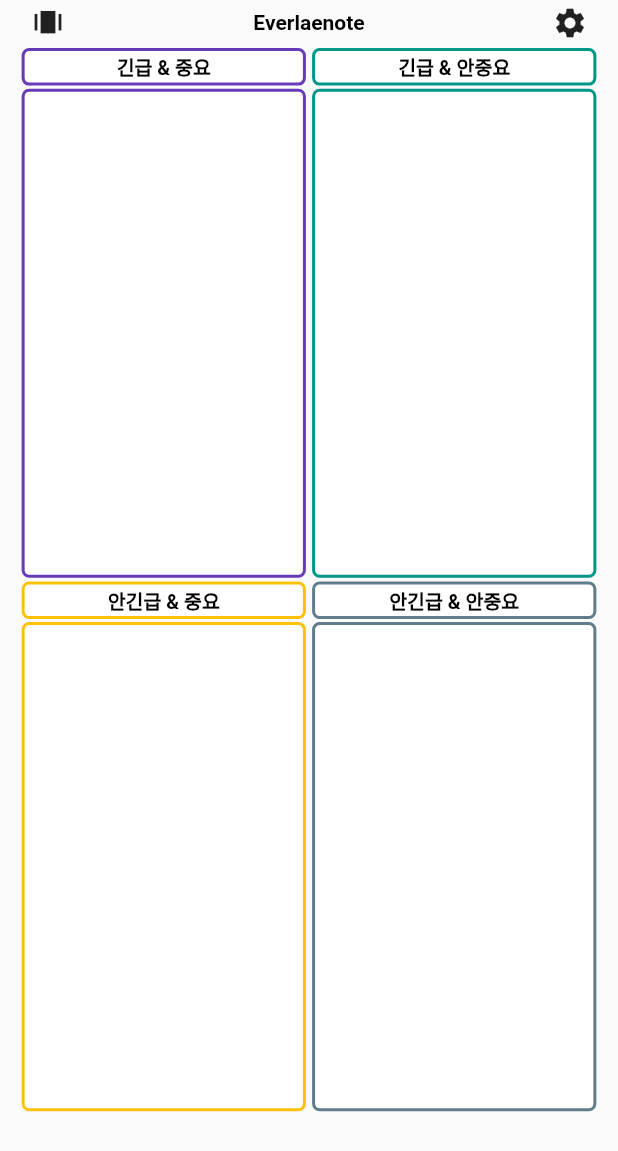
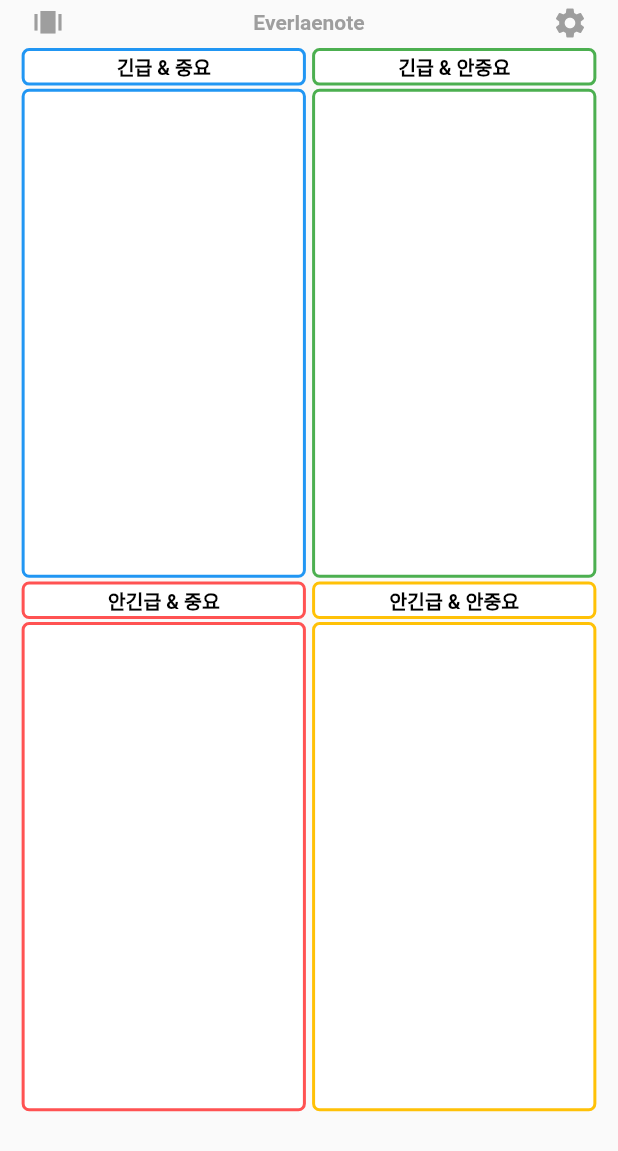
Before and after one commit to sssslu/everlaenote, a Flutter app: the screen it shows after launch, on a phone screen of 412 x 824 dp. Shown: the top 1151 px of the screen. Run offline on Flutter 3.47's test engine with Material 2 defaults, Android fonts, the phone set to English and light mode, and no system bars; our stand-ins replace flutter_slidable, flutter_speed_dial, shared_preferences, sqflite; missing offline and left inert: screen; accounts and stored records are empty.

Commit message:
색 변경 및 정리

```diff
--- a/lib/Eisenhower.dart
+++ b/lib/Eisenhower.dart
@@ -367,7 +367,7 @@ class _EisenhowerPageState extends State<EisenhowerPage> {
               height: 30,
               child: Row(mainAxisAlignment: MainAxisAlignment.spaceBetween, children: [
                 InkWell(
-                  child: Icon(Icons.amp_stories),
+                  child: Icon(Icons.amp_stories,color: colorMatcher(0),),
                   onTap: () {
                     print("노트북메뉴로 이동");
                     gotoNoteBookListPage();
@@ -389,7 +389,7 @@ class _EisenhowerPageState extends State<EisenhowerPage> {
                   ),
                 ),
                 InkWell(
-                    child: Icon(Icons.settings),
+                    child: Icon(Icons.settings,color: colorMatcher(0),),
                     onTap: () {
                       print("세팅 메뉴로 이동");
                     })
@@ -731,18 +731,18 @@ class _EisenhowerPageState extends State<EisenhowerPage> {
 
   gotoEisenhowerPage() {}
 
-  Color colorMatcher(int whatmatrix) {
-    switch (whatmatrix) {
+  Color colorMatcher(int w) {
+    switch (w) {
       case 1:
-        return Colors.deepPurple;
+        return Colors.blue;
       case 2:
-        return Colors.teal;
+        return Colors.green;
       case 3:
+        return Colors.redAccent;
+      case 4:
         return Colors.amber;
-      case 4:
-        return Colors.blueGrey;
       case 0:
-        return Colors.black;
+        return Colors.grey;
       case 5:
         return Colors.white;
     }
--- a/lib/main.dart
+++ b/lib/main.dart
@@ -12,7 +12,7 @@ class MyApp extends StatelessWidget {
     return MaterialApp(
       title: 'EverlaeNote',
       theme: ThemeData(
-        primarySwatch: Colors.green,
+        primarySwatch: Colors.grey,
       ),
       home: Scaffold(appBar: EmptyAppBar(), body: EisenhowerPage()),
     );
```
Also changed, not shown: pubspec.lock.
